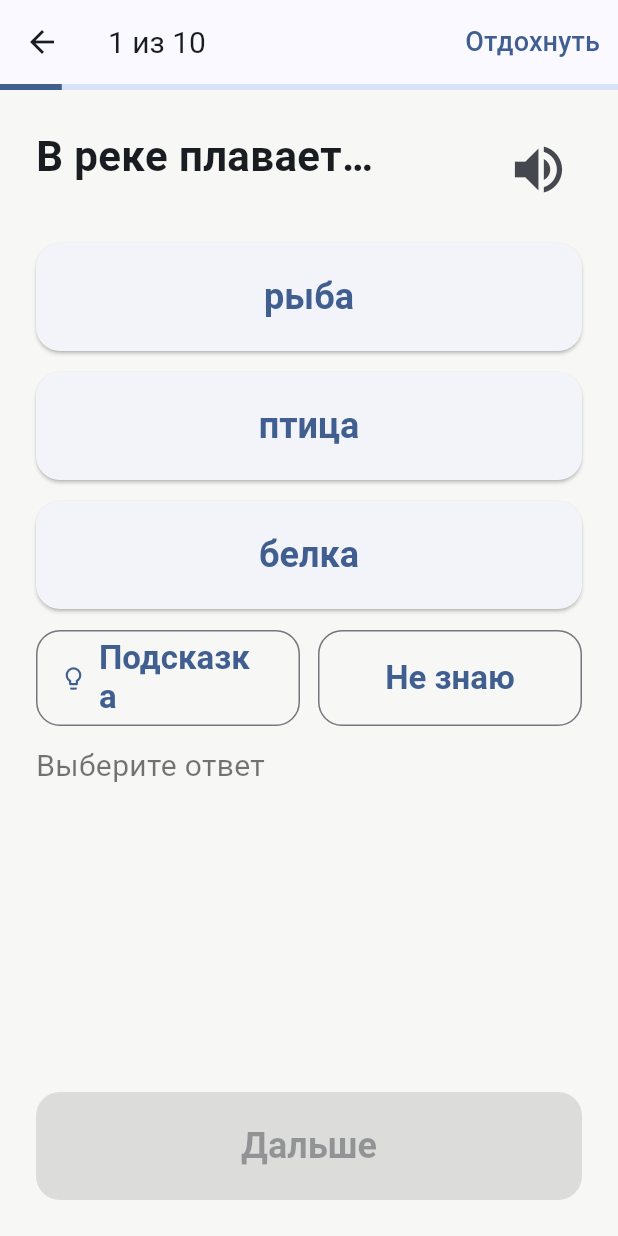
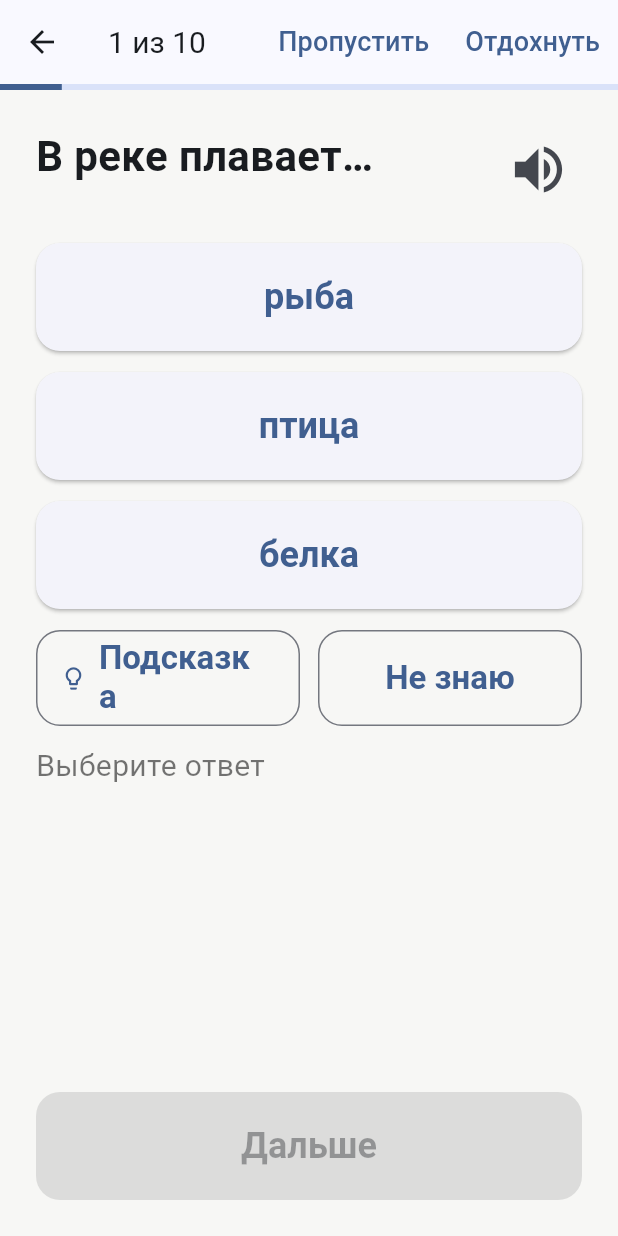
Before and after one commit to Alex010101010/speech-rehab, a Flutter app: the screen it shows after launch, after a tap on "Начать занятие", on a phone screen of 412 x 824 dp. Run offline on Flutter 3.47's test engine with Material 3 defaults, Android fonts, the phone set to English and light mode, and no system bars; our stand-ins replace flutter_tts, shared_preferences.

Commit message:
feat: универсальная кнопка «Пропустить» в шапке сессии
На прослушивании/чтении/памяти не было нейтрального выхода. Добавлена
одна кнопка «Пропустить» рядом с «Отдохнуть» — работает на любом типе
задания, пропущенное мягко возвращается в блоке «Повторим».

Co-Authored-By: Claude Opus 4.8 <noreply@anthropic.com>

```diff
--- a/app/lib/screens/session_screen.dart
+++ b/app/lib/screens/session_screen.dart
@@ -114,6 +114,10 @@ class _SessionScreenState extends State<SessionScreen> {
             style: const TextStyle(fontSize: 20)),
         actions: [
           TextButton(
+            onPressed: () => _onResult(false),
+            child: const Text('Пропустить', style: TextStyle(fontSize: 18)),
+          ),
+          TextButton(
             onPressed: () => Navigator.pop(context),
             child: const Text('Отдохнуть', style: TextStyle(fontSize: 18)),
           ),
```
